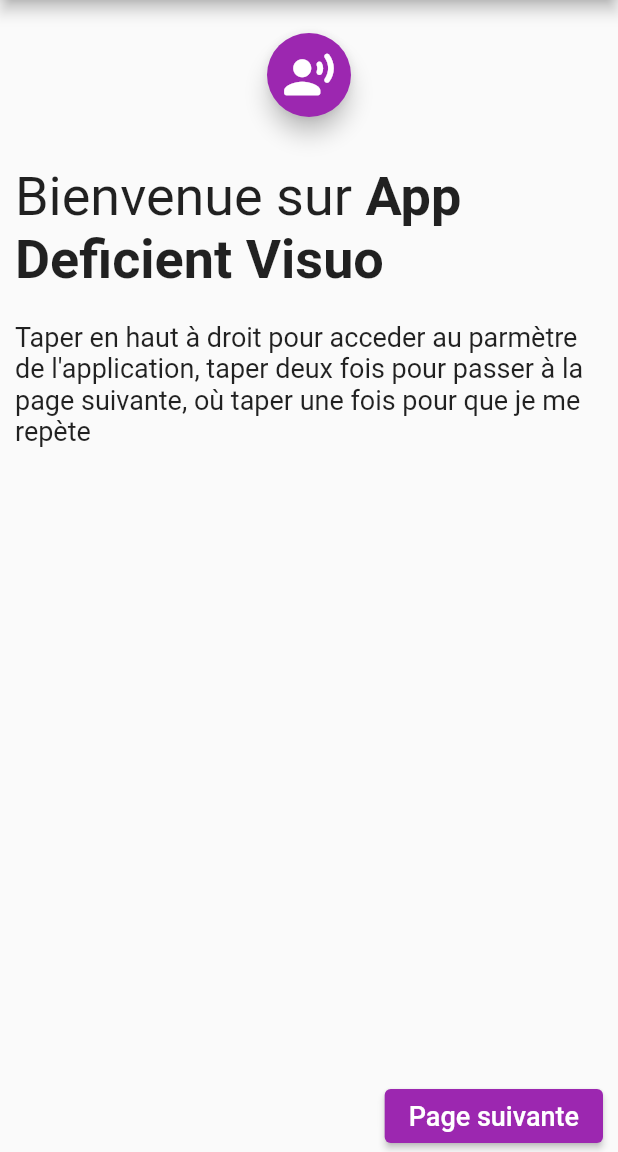
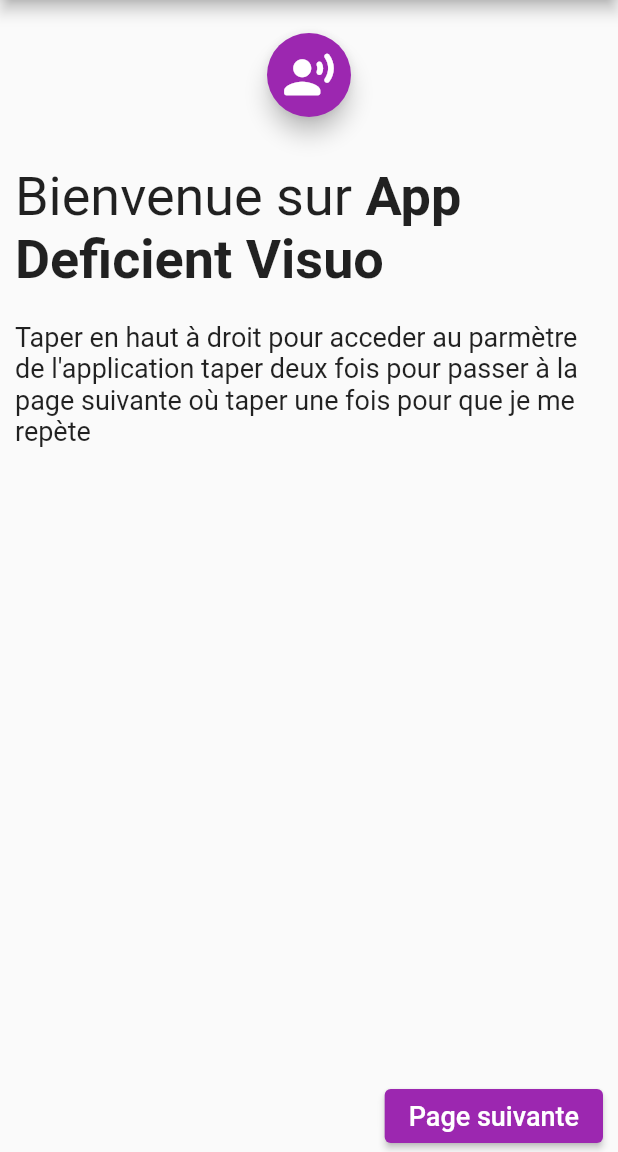
Before and after one commit to saliemmanuel/appdeficientvisio, a Flutter app: the screen it shows after launch, on a phone screen of 412 x 824 dp, the part 84-1236 px from its top. Run offline on Flutter 3.47's test engine with Material 2 defaults, Android fonts, the phone set to English and light mode, and no system bars; drawn by our look-alikes of avatar_glow; our stand-ins replace animate_do, cloud_firestore, firebase_auth, firebase_core, flutter_tts, shared_preferences; accounts and stored records are empty.

Commit message:
fin du projet

```diff
--- a/lib/page/page_accueil.dart
+++ b/lib/page/page_accueil.dart
@@ -22,9 +22,9 @@ class PageAccueil extends StatefulWidget {
 }
 
 class PageAccueilState extends State<PageAccueil> {
-  String welcomText = "Bienvenue sur App deficient visio.";
+  String welcomText = "Bienvenue sur App deficient visio";
   String welcomText2 =
-      "Taper en haut à droit pour acceder au parmètre de l'application, taper deux fois pour passer à la page suivante, où taper une fois pour que je me repète";
+      "Taper en haut à droit pour acceder au parmètre de l'application taper deux fois pour passer à la page suivante où taper une fois pour que je me repète";
 
   @override
   void initState() {
--- a/lib/page/page_ajout_lecon.dart
+++ b/lib/page/page_ajout_lecon.dart
@@ -99,7 +99,8 @@ class PageAjoutLecon extends StatelessWidget {
                             ScaffoldMessenger.of(context).showSnackBar(
                                 const SnackBar(
                                     backgroundColor: Colors.green,
-                                    content: Text("Leçon publié avec succès")));
+                                    content:
+                                        Text("Leçon ajouter avec succès")));
                             intitule.clear();
                             resume.clear();
                             competence.clear();
@@ -107,7 +108,7 @@ class PageAjoutLecon extends StatelessWidget {
                           });
                         }
                       },
-                      child: const Text("Publiez")),
+                      child: const Text("Ajouter")),
                 ],
               )
             ],
--- a/lib/page/page_enseignant.dart
+++ b/lib/page/page_enseignant.dart
@@ -28,7 +28,7 @@ class PageEnseignant extends StatelessWidget {
                   onPressed: () {
                     pushNewPage(const PageConnexionEnseignant(), context);
                   },
-                  child: const Text("Se connecter à un compte enseignant"))
+                  child: const Text("Se connecter au compte enseignant"))
             ],
           ),
         ),
```
Also changed, not shown: lib/page/page_liste_matiere.dart (+5 -3 lines).
